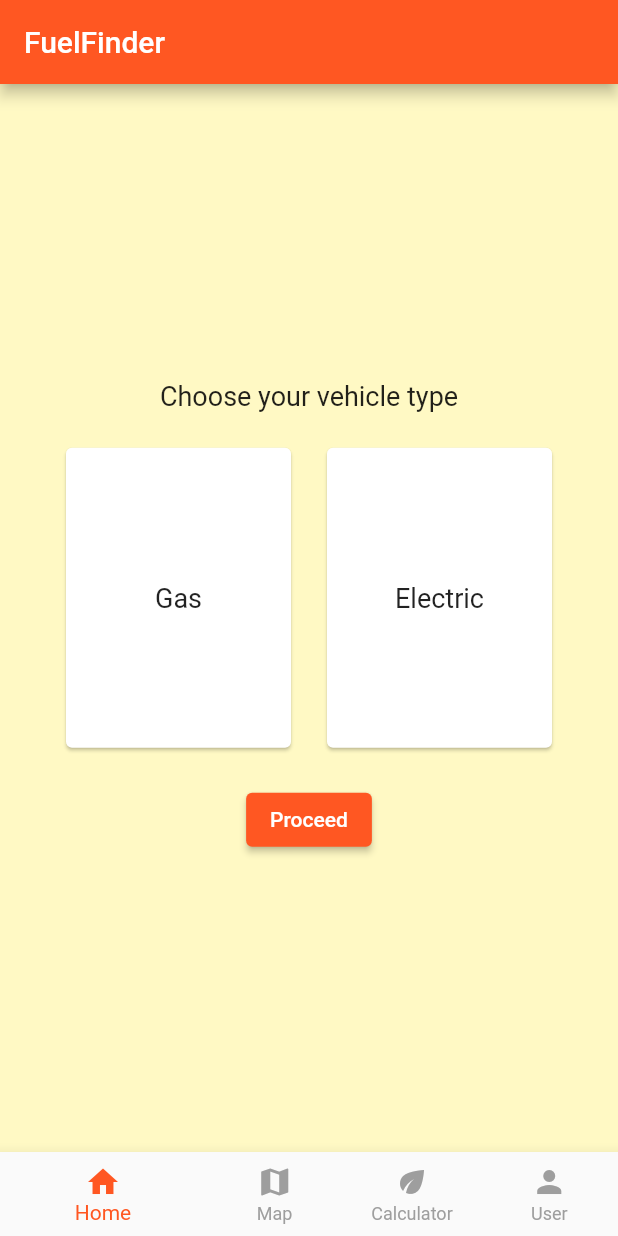
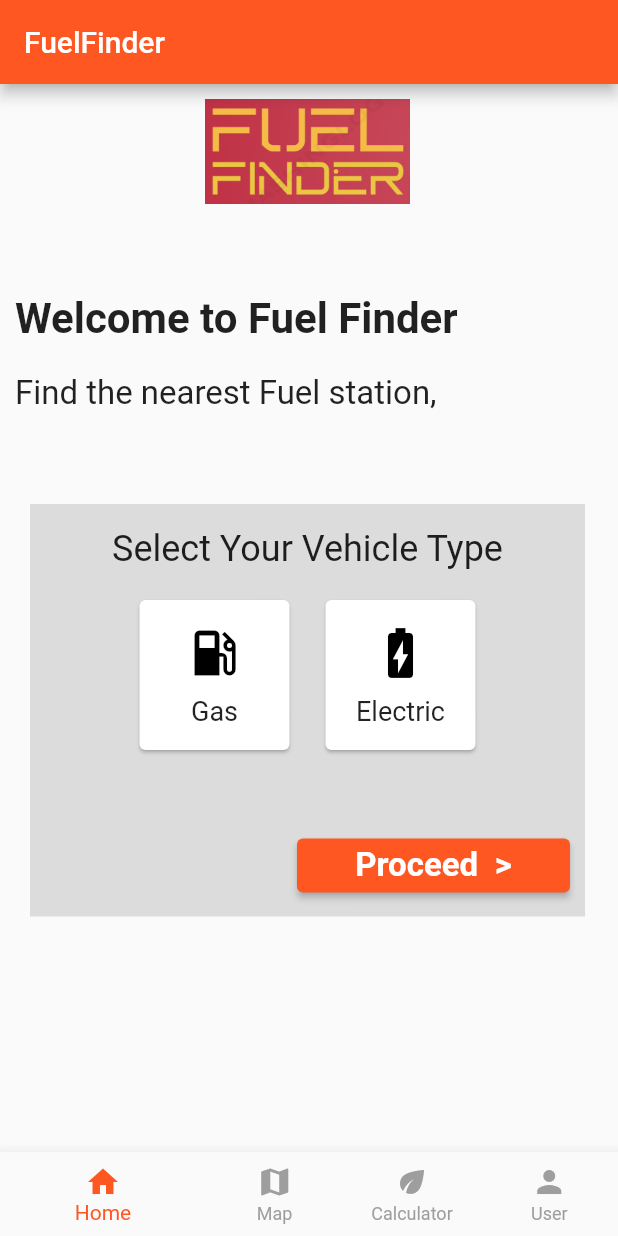
Before and after one commit to IT21078996/FuelFinder, a Flutter app: the screen it shows once a user with an empty profile is signed in, on a phone screen of 412 x 824 dp. Run offline on Flutter 3.47's test engine with Material 2 defaults, Android fonts, the phone set to English and light mode, and no system bars; our stand-ins replace cloud_firestore, firebase_auth, firebase_core, firebase_storage, geolocator, google_maps_flutter and 1 more; missing offline and left inert: google_maps_webservice; accounts and stored records are empty.

Commit message:
'Updated_UI'

```diff
--- a/fuel_finder/lib/screens/home.dart
+++ b/fuel_finder/lib/screens/home.dart
@@ -1,5 +1,7 @@
 import 'package:flutter/material.dart';
-import 'package:fuel_finder/screens/AddStation.dart';
+
+import 'AddStation.dart';
+import 'map.dart';
 
 class Home extends StatefulWidget {
   const Home({Key? key}) : super(key: key);
@@ -9,55 +11,59 @@ class Home extends StatefulWidget {
 }
 
 class _HomeState extends State<Home> {
-  String selectedVehicleType = ''; // To store the selected vehicle type
+  String selectedVehicleType = '';
 
   @override
   Widget build(BuildContext context) {
     return Scaffold(
-      backgroundColor: Colors.yellow[100],
-      // appBar: AppBar(
-      //   title: Text('Home'),
-      // ),
-      body: Center(
+      body: Stack(
+        children: <Widget>[
+          // Logo in the top left corner
+          Positioned(
+            top: 10, // Adjust the position as needed
+            left: 80, // Adjust the position as needed
+            child: Image.asset(
+              'assets/images/logo.png', // Replace with the path to your logo image
+              width: 250,
+              height: 70, // Adjust the width as needed
+            ),
+          ),
+          const Align(
+            alignment: Alignment.topLeft,
+            child: Padding(
+              padding: const EdgeInsets.only(left: 10, top: 120),
+              // Adjust the padding as needed
               child: Column(
-          mainAxisAlignment: MainAxisAlignment.center,
-          children: [
+                mainAxisAlignment: MainAxisAlignment.start,
+                crossAxisAlignment: CrossAxisAlignment.start,
+                children: <Widget>[
+                  SizedBox(height: 20),
                   Text(
-              'Choose your vehicle type',
-              style: TextStyle(fontSize: 18),
+                    'Welcome to Fuel Finder',
+                    style: TextStyle(fontSize: 28, fontWeight: FontWeight.bold),
                   ),
                   SizedBox(height: 20),
-            Row(
-              mainAxisAlignment: MainAxisAlignment.center,
-              children: [
-                VehicleCard(
-                  vehicleType: 'Gas',
-                  isSelected: selectedVehicleType == 'Gas',
-                  onSelect: () {
-                    setState(() {
-                      selectedVehicleType = 'Gas';
-                    });
-                  },
-                ),
-                SizedBox(width: 16),
-                VehicleCard(
-                  vehicleType: 'Electric',
-                  isSelected: selectedVehicleType == 'Electric',
-                  onSelect: () {
-                    setState(() {
-                      selectedVehicleType = 'Electric';
-                    });
-                  },
+                  Text(
+                    'Find the nearest Fuel station,',
+                    style: TextStyle(fontSize: 22, fontWeight: FontWeight.normal),
                   ),
                 ],
               ),
-            SizedBox(height: 20),
-            ElevatedButton(
-              onPressed: () {
+            ),
+          ),
+          Positioned(
+            top: 280, // Adjust the position as needed
+            left: 20, // Adjust the position as needed
+            child: CustomContainer(
+              width: 370, // Changeable width
+              height: 275, // Changeable height
+              backgroundColor: Colors.black12, // Set the background color to light blue
+              onProceedPressed: () {
                 if (selectedVehicleType.isNotEmpty) {
+                  // Navigate to the 'AddStation' screen or perform your action.
                   Navigator.of(context).push(
                     MaterialPageRoute(
-                      builder: (context) => AddStation(),
+                      builder: (context) => MapScreenWithLocation(),
                     ),
                   );
                   print('Selected vehicle type: $selectedVehicleType');
@@ -79,11 +85,48 @@ class _HomeState extends State<Home> {
                     },
                   );
                 }
+              },// Set the background color to light blue
+              child: Column(
+                children: <Widget>[
+                  Padding(
+                    padding: const EdgeInsets.all(16.0),
+                    child: Text(
+                      'Select Your Vehicle Type',
+                      style: TextStyle(fontSize: 24),
+                    ),
+                  ),
+                  Row(
+                    mainAxisAlignment: MainAxisAlignment.center,
+                    children: <Widget>[
+                      VehicleCard(
+                        vehicleType: 'Gas',
+                        iconData: Icons.local_gas_station, // Icon for Gas
+                        isSelected: selectedVehicleType == 'Gas',
+                        onSelect: () {
+                          setState(() {
+                            selectedVehicleType = 'Gas';
+                          });
                         },
-              child: Text('Proceed'),
+                      ),
+                      SizedBox(width: 16),
+                      VehicleCard(
+                        vehicleType: 'Electric',
+                        iconData: Icons.battery_charging_full, // Icon for Electric
+                        isSelected: selectedVehicleType == 'Electric',
+                        onSelect: () {
+                          setState(() {
+                            selectedVehicleType = 'Electric';
+                          });
+                        },
+                      ),
+
+                    ],
                   ),
                 ],
               ),
+            ),
+          ),
+        ],
       ),
     );
   }
@@ -91,11 +134,13 @@ class _HomeState extends State<Home> {
 
 class VehicleCard extends StatelessWidget {
   final String vehicleType;
+  final IconData iconData; // Icon for the vehicle type
   final bool isSelected;
   final VoidCallback onSelect;
 
   VehicleCard({
     required this.vehicleType,
+    required this.iconData,
     required this.isSelected,
     required this.onSelect,
   });
@@ -105,18 +150,76 @@ class VehicleCard extends StatelessWidget {
     return InkWell(
       onTap: onSelect,
       child: Card(
-        color: isSelected ? Colors.blue : Colors.white,
+        color: isSelected ? Colors.red : Colors.white,
         child: SizedBox(
-          width: 150,
-          height: 200,
-          child: Center(
-            child: Text(
+          width: 100, // Adjust the width as needed
+          height: 100, // Adjust the height as needed
+          child: Column(
+            mainAxisAlignment: MainAxisAlignment.center,
+            children: <Widget>[
+              Icon(
+                iconData,
+                size: 40, // Adjust the icon size as needed
+                color: isSelected ? Colors.white : Colors.black, // Adjust icon color
+              ),
+              SizedBox(height: 8),
+              Text(
                 vehicleType,
                 style: TextStyle(fontSize: 18),
               ),
+            ],
           ),
         ),
       ),
     );
   }
 }
+
+
+
+class CustomContainer extends StatelessWidget {
+  final double width;
+  final double height;
+  final Color backgroundColor;
+  final Widget child;
+  final VoidCallback onProceedPressed;
+
+  CustomContainer({
+    required this.width,
+    required this.height,
+    required this.backgroundColor,
+    required this.child,
+    required this.onProceedPressed,
+  });
+
+  @override
+  Widget build(BuildContext context) {
+    return Container(
+      width: width,
+      height: height,
+      color: backgroundColor,
+      child: Stack(
+        children: <Widget>[
+          Positioned(
+            bottom: 10, // Adjust the position as needed
+            right: 10, // Adjust the position as needed
+            child: ElevatedButton(
+              onPressed: onProceedPressed,
+              child: Container(
+                width: 150, // Adjust the width as needed
+                height: 30, // Adjust the height as needed
+                child: Center(
+                  child: Text(
+                    'Proceed  >',
+                    style: TextStyle(fontSize: 22, fontWeight: FontWeight.bold),
+                  ),
+                ),
+              ),
+            ),
+          ),
+          child, // Your original content
+        ],
+      ),
+    );
+  }
+}
--- a/fuel_finder/lib/screens/map.dart
+++ b/fuel_finder/lib/screens/map.dart
@@ -1,4 +1,5 @@
 import 'package:flutter/material.dart';
+import 'package:fuel_finder/screens/showall.dart';
 import 'package:google_maps_flutter/google_maps_flutter.dart';
 import 'package:geolocator/geolocator.dart';
 
@@ -36,6 +37,15 @@ class _MapScreenWithLocationState extends State<MapScreenWithLocation> {
   Widget build(BuildContext context) {
     return Scaffold(
       body: MapScreen(currentLocation),
+      floatingActionButton: FloatingActionButton(
+        onPressed: () {
+          // Navigate to the "ShowAll" page here
+          Navigator.of(context).push(MaterialPageRoute(
+            builder: (context) => showall(),
+          ));
+        },
+        child: Icon(Icons.list), // List icon
+      ),
     );
   }
 }
@@ -62,7 +72,8 @@ class MapScreen extends StatelessWidget {
                   0, 0), // Default to (0, 0) if current location is unavailable
           infoWindow: InfoWindow(title: 'Current Location'),
         ),
-      ]),
+      ])
     );
+
   }
 }
--- a/fuel_finder/lib/screens/showall.dart
+++ b/fuel_finder/lib/screens/showall.dart
@@ -19,6 +19,9 @@ class _showallState extends State<showall> {
   @override
   Widget build(BuildContext context) {
     return Scaffold(
+      appBar: AppBar(
+        title: Text("Favourite Stations"),
+      ),
       body: StreamBuilder(
         stream: _stations.snapshots(),
         builder: (context, AsyncSnapshot<QuerySnapshot> streamSnapshot) {
--- a/fuel_finder/pubspec.yaml
+++ b/fuel_finder/pubspec.yaml
@@ -76,6 +76,8 @@ flutter:
   # To add assets to your application, add an assets section, like this:
   assets:
     - assets/images/fuel_station.png
+    - assets/images/pumps.jpg
+    - assets/images/logo.png
   #   - images/a_dot_ham.jpeg
 
   # An image asset can refer to one or more resolution-specific "variants", see
```
Also changed, not shown: fuel_finder/assets/images/logo.png (added), fuel_finder/assets/images/pumps.jpg (added), fuel_finder/pubspec.lock, 2 other files. Lines whose indentation alone changed are shown as unchanged.
